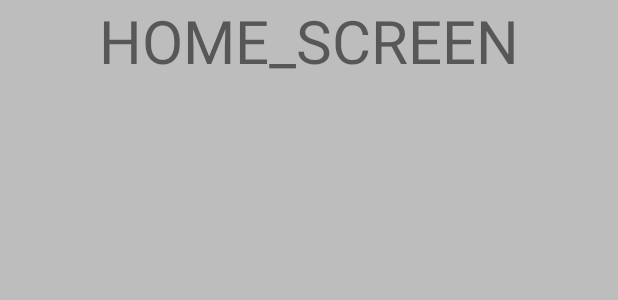
After one commit to gkontos89/Beehive, an Android app: the layout activity_home.xml on its own in the app's theme, with its tools: preview values and no code run, on a phone screen of 412 x 824 dp. The commit adds this screen. Shown: the top 300 px of the screen. Run offline under Robolectric (Android 15) with nearby library versions, the phone set to English and light mode, and no system bars.

Commit message:
added sign in and screens to move through

```diff
--- a/app/src/main/AndroidManifest.xml
+++ b/app/src/main/AndroidManifest.xml
@@ -16,6 +16,8 @@
                 <category android:name="android.intent.category.LAUNCHER" />
             </intent-filter>
         </activity>
+        <activity android:name=".ui.welcome.WelcomeActivity" />
+        <activity android:name=".ui.home.HomeActivity"></activity>
     </application>
 
 </manifest>
--- a/app/src/main/java/com/marshmallow/beehive/backendCommunications/BeehiveBackendInterface.java
+++ b/app/src/main/java/com/marshmallow/beehive/backendCommunications/BeehiveBackendInterface.java
@@ -18,11 +18,13 @@ public interface BeehiveBackendInterface {
 
     /**
      * Attempts to create a new user with email and password credentials
+     * @return true if account creation succeeds
      */
-    void createUserWithEmailAndPassword(Context context, String email, String password);
+    Boolean createUserWithEmailAndPassword(String email, String password);
 
     /**
      * Attempts to sign in to an existing account using email and password credentials
+     * * @return true if sign in was successful
      */
-    void signInWithEmailAndPassword(Context context, String email, String password);
+    Boolean signInWithEmailAndPassword(String email, String password);
 }
--- /dev/null
+++ b/app/src/main/res/layout/activity_home.xml
@@ -0,0 +1,18 @@
+<?xml version="1.0" encoding="utf-8"?>
+<LinearLayout xmlns:android="http://schemas.android.com/apk/res/android"
+    xmlns:app="http://schemas.android.com/apk/res-auto"
+    xmlns:tools="http://schemas.android.com/tools"
+    android:layout_width="match_parent"
+    android:layout_height="match_parent"
+    android:orientation="vertical"
+    android:gravity="center_horizontal"
+    android:paddingLeft="16dp"
+    android:paddingRight="16dp"
+    android:background="@color/colorBackground">
+
+    <TextView
+        android:layout_width="wrap_content"
+        android:layout_height="wrap_content"
+        android:text="HOME_SCREEN"
+        android:textSize="40dp"/>
+</LinearLayout>
```
Also changed, not shown: app/src/main/java/com/marshmallow/beehive/backendCommunications/BeehiveBackend.java (+4 -4 lines), app/src/main/java/com/marshmallow/beehive/backendCommunications/FirebaseBackend.java (+14 -25 lines), app/src/main/java/com/marshmallow/beehive/ui/home/HomeActivity.java (added, +15 -0 lines), app/src/main/java/com/marshmallow/beehive/ui/login/LoginActivity.java (+20 -7 lines), app/src/main/java/com/marshmallow/beehive/ui/welcome/WelcomeActivity.java (added, +15 -0 lines), app/src/main/res/layout/activity_welcome.xml (added, +18 -0 lines).
